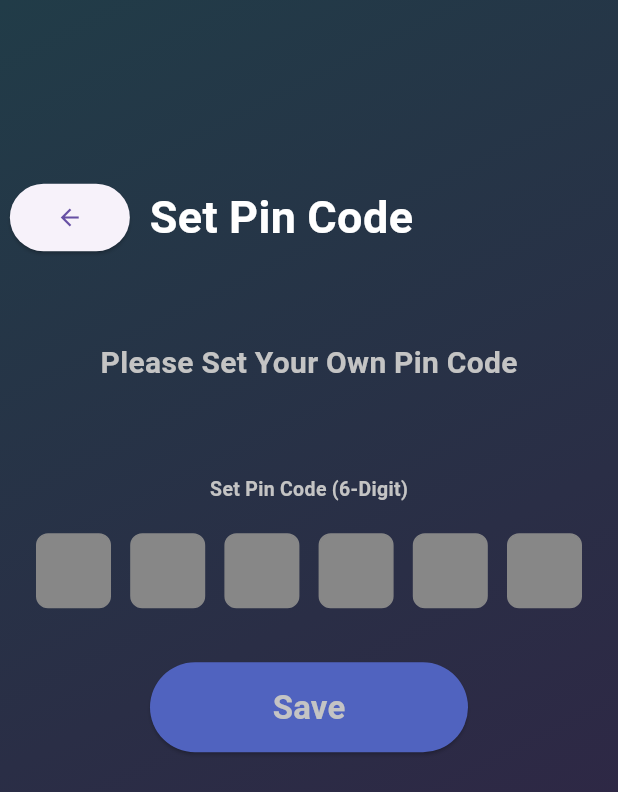
After one commit to Maisho20/Dompet-digital, a Flutter app: the Pincode screen opened by its route, on a phone screen of 412 x 824 dp. The commit adds this screen. Shown: the top 792 px of the screen. Run offline on Flutter 3.47's test engine with Material 3 defaults, Android fonts, the phone set to English and light mode, and no system bars; drawn by our look-alikes of pin_code_fields; our stand-ins replace google_fonts.

Commit message:
Update Pin Code Page

```diff
--- a/lib/main.dart
+++ b/lib/main.dart
@@ -1,5 +1,6 @@
 import 'package:dompet_digital/pages/login.dart';
 import 'package:dompet_digital/pages/onboard.dart';
+import 'package:dompet_digital/pages/pin.dart';
 import 'package:flutter/material.dart';
 import 'package:dompet_digital/pages/register.dart';
 import 'package:dompet_digital/pages/hompage.dart';
@@ -22,6 +23,7 @@ class MyApp extends StatelessWidget {
         '/register': (context) => const RegisterPage(),
         '/profil': (context) => const Profil(),
         '/onboard': (context) => OnboardPage(),
+        '/pin': (context) => Pincode(),
       },
     );
   }
--- a/lib/pages/hompage.dart
+++ b/lib/pages/hompage.dart
@@ -36,7 +36,13 @@ class homepage extends StatelessWidget {
                 Navigator.pushNamed(context, '/onboard');
               },
               child: const Text('Go to Onboard Page'),
-            )
+            ),
+            ElevatedButton(
+              onPressed: () {
+                Navigator.pushNamed(context, '/pin');
+              },
+              child: const Text('Go to Pin Page'),
+            ),
           ],
         ),
       ),
--- /dev/null
+++ b/lib/pages/pin.dart
@@ -0,0 +1,164 @@
+import 'package:dompet_digital/constants.dart';
+import 'package:flutter/material.dart';
+import 'package:flutter/services.dart';
+import 'package:pin_code_fields/pin_code_fields.dart';
+
+//login
+class Pincode extends StatefulWidget {
+  const Pincode({Key? key}) : super(key: key);
+
+  @override
+  _PincodeState createState() => _PincodeState();
+}
+
+class _PincodeState extends State<Pincode> {
+  TextEditingController controller = TextEditingController();
+
+  @override
+  Widget build(BuildContext context) {
+    return Scaffold(
+      extendBodyBehindAppBar: true,
+      body: Container(
+        decoration: BoxDecoration(
+          gradient: LinearGradient(
+            begin: Alignment.topLeft,
+            end: Alignment.bottomRight,
+            colors: <Color>[Color(0xFF213C48), Color(0xFF332044)],
+          ),
+        ),
+        child: Center(
+          child: SingleChildScrollView(
+            child: Container(
+              // margin: EdgeInsets.only(top: 70),
+              child: Column(
+                children: [
+                  Row(
+                    mainAxisAlignment: MainAxisAlignment.spaceEvenly,
+                    children: [
+                      Container(
+                        width: 80,
+                        height: 45,
+                        child: ElevatedButton(
+                          onPressed: () {
+                            Navigator.pushNamed(context, '/login');
+                          },
+                          child: IconButton(
+                            padding: EdgeInsets.zero,
+                            icon: Icon(Icons.arrow_back),
+                            onPressed: () {
+                              Navigator.pop(context);
+                            },
+                          ),
+                        ),
+                      ),
+                      SizedBox(
+                        height: 20,
+                      ),
+                      Container(
+                        margin: EdgeInsets.only(right: 130),
+                        child: Text(
+                          'Set Pin Code',
+                          style: whiteTextStyle.copyWith(
+                            fontSize: 30,
+                            fontWeight: FontWeight.bold,
+                            fontFamily: 'Poppins',
+                          ),
+                        ),
+                      ),
+                    ],
+                  ),
+                  SizedBox(
+                    height: 20,
+                  ),
+                  Container(
+                    margin: EdgeInsets.only(top: 40),
+                    child: Text(
+                      'Please Set Your Own Pin Code',
+                      style: scndTextStyle.copyWith(
+                        fontSize: 20,
+                        fontWeight: FontWeight.bold,
+                        fontFamily: 'Poppins',
+                      ),
+                    ),
+                  ),
+                  SizedBox(
+                    height: 20,
+                  ),
+                  Container(
+                    margin: EdgeInsets.only(top: 40),
+                    child: Text(
+                      'Set Pin Code (6-Digit)',
+                      style: scndTextStyle.copyWith(
+                        fontSize: 13,
+                        fontWeight: FontWeight.bold,
+                        fontFamily: 'Poppins',
+                      ),
+                    ),
+                  ),
+                  SizedBox(
+                    height: 20,
+                  ),
+                  Container(
+                    margin: EdgeInsets.symmetric(horizontal: 24),
+                    child: PinCodeTextField(
+                      appContext: context,
+                      obscureText: true,
+                      obscuringCharacter: '*',
+                      length: 6,
+                      controller: controller,
+                      cursorHeight: 19,
+                      enableActiveFill: true,
+                      textStyle: TextStyle(
+                          fontSize: 25, fontWeight: FontWeight.normal),
+                      inputFormatters: [FilteringTextInputFormatter.digitsOnly],
+                      keyboardType: TextInputType.number,
+                      pinTheme: PinTheme(
+                        shape: PinCodeFieldShape.box,
+                        fieldWidth: 50,
+                        activeColor: thirdColor,
+                        inactiveColor: thirdColor,
+                        selectedColor: thirdColor,
+                        activeFillColor: thirdColor,
+                        selectedFillColor: thirdColor,
+                        inactiveFillColor: thirdColor,
+                        borderRadius: BorderRadius.circular(8),
+                        borderWidth: 1,
+                      ),
+                      onChanged: ((value) {
+                        print(value);
+                      }),
+                    ),
+                  ),
+                  SizedBox(
+                    height: 20,
+                  ),
+                  Container(
+                    width: double.infinity,
+                    height: 60,
+                    margin: EdgeInsets.symmetric(horizontal: 100),
+                    child: ElevatedButton(
+                        style: ElevatedButton.styleFrom(
+                          backgroundColor: loginBtnColor,
+                        ),
+                        onPressed: () {},
+                        child: Text(
+                          'Save',
+                          style: scndTextStyle.copyWith(
+                            fontSize: 22,
+                            fontWeight: FontWeight.bold,
+                            fontFamily: 'Poppins',
+                          ),
+                        )),
+                  ),
+                  SizedBox(
+                    height: 200,
+                  ),
+                ],
+              ),
+            ),
+          ),
+        ),
+      ),
+    );
+  }
+}
--- a/lib/pages/register.dart
+++ b/lib/pages/register.dart
@@ -16,6 +16,16 @@ class _RegisterPageState extends State<RegisterPage> {
   @override
   Widget build(BuildContext context) {
     return Scaffold(
+        appBar: AppBar(
+          backgroundColor: scndColor,
+          elevation: 0,
+          leading: IconButton(
+            onPressed: () {
+              Navigator.pushNamed(context, '/');
+            },
+            icon: Icon(Icons.arrow_back),
+          ),
+        ),
         extendBodyBehindAppBar: true,
         body: Container(
             decoration: BoxDecoration(
--- a/pubspec.yaml
+++ b/pubspec.yaml
@@ -30,6 +30,7 @@ environment:
 dependencies:
   flutter:
     sdk: flutter
+  pin_code_fields: ^8.0.1
 
   # The following adds the Cupertino Icons font to your application.
   # Use with the CupertinoIcons class for iOS style icons.
@@ -59,7 +60,7 @@ flutter:
 
   # To add assets to your application, add an assets section, like this:
   assets:
-   - assets/img/
+    - assets/img/
   #   - images/a_dot_ham.jpeg
 
   # An image asset can refer to one or more resolution-specific "variants", see
```
Also changed, not shown: pubspec.lock, 1 other file.
